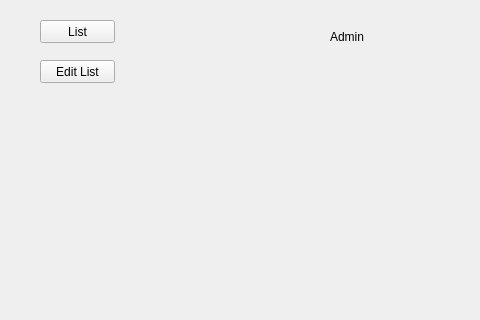
Above: src/CS1D-TMOTTBG/dashboardadminwindow.ui from cydiasa/CS1D-TMOTTBG before the change; both pictures show x 0 to 480 and y 0 to 320 of the 800 by 600 pixel window. Below: the same form after it.
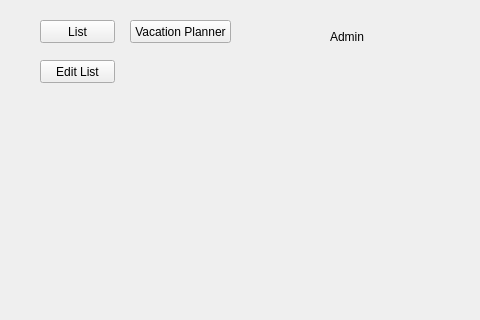
That is the form after the change.

What changed in the file:
```diff
--- a/src/CS1D-TMOTTBG/dashboardadminwindow.ui
+++ b/src/CS1D-TMOTTBG/dashboardadminwindow.ui
@@ -79,6 +79,19 @@
      <string>Edit List</string>
     </property>
    </widget>
+   <widget class="QPushButton" name="editListButton_2">
+    <property name="geometry">
+     <rect>
+      <x>130</x>
+      <y>20</y>
+      <width>101</width>
+      <height>23</height>
+     </rect>
+    </property>
+    <property name="text">
+     <string>Vacation Planner</string>
+    </property>
+   </widget>
   </widget>
   <widget class="QStatusBar" name="statusbar"/>
  </widget>
```
